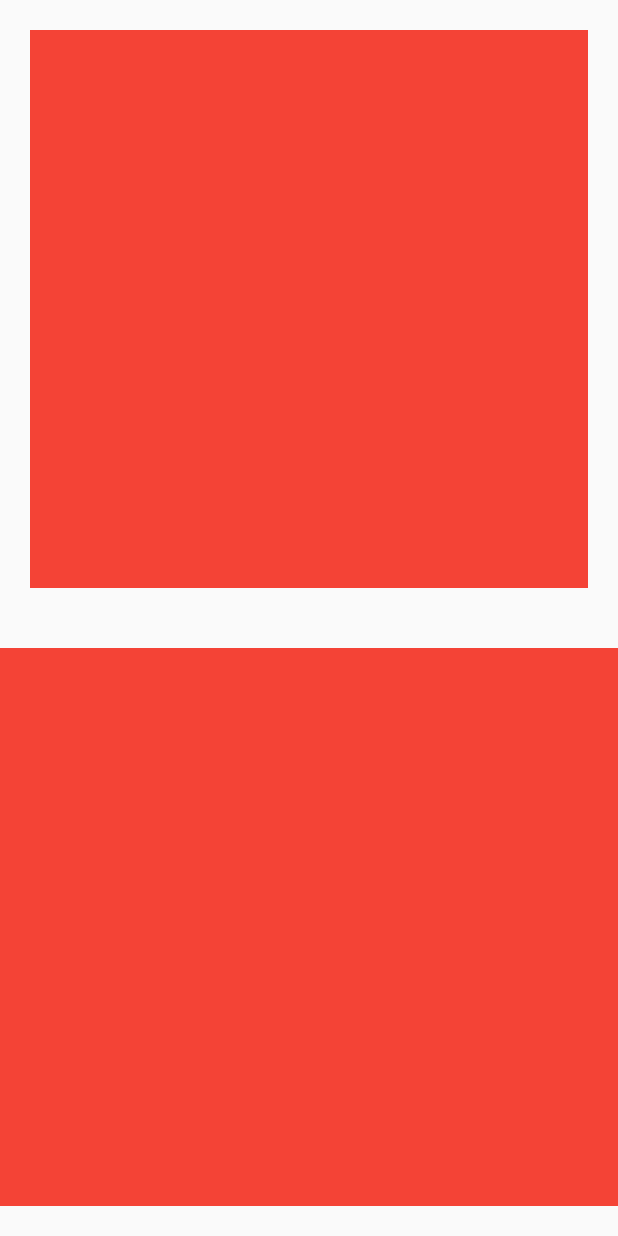
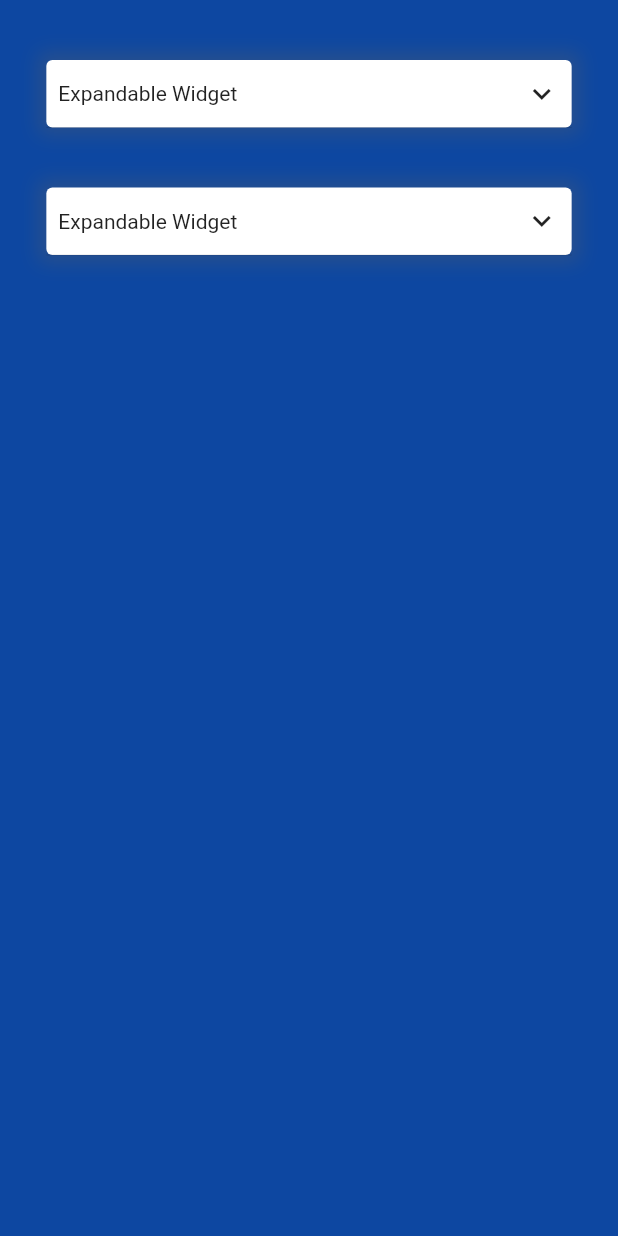
Before and after one commit to edemekong/flutter-tutorial-showcase, a Flutter app: the screen it shows after launch, on a phone screen of 412 x 824 dp. Run offline on Flutter 3.47's test engine with Material 2 defaults, Android fonts, the light colour scheme and no system bars.

Commit message:
finish up implementation

```diff
--- a/lib/main.dart
+++ b/lib/main.dart
@@ -9,7 +9,7 @@ class MyApp extends StatelessWidget {
   @override
   Widget build(BuildContext context) {
     return MaterialApp(
-      title: 'Using Extension; Fast UI & Dart Tips',
+      title: 'Customize Expandable Widget',
       theme: ThemeData(
         primaryColor: Colors.blueAccent,
         visualDensity: VisualDensity.adaptivePlatformDensity,
--- a/lib/pages/home_page/home_page.dart
+++ b/lib/pages/home_page/home_page.dart
@@ -1,21 +1,115 @@
 import 'package:flutter/material.dart';
-import '../../ui/theme.dart';
 
 class HomePage extends StatelessWidget {
   @override
   Widget build(BuildContext context) {
     return Scaffold(
-      body: Column(
+      backgroundColor: Colors.blue[900],
+      body: SafeArea(
+        child: Column(
+          mainAxisAlignment: MainAxisAlignment.start,
+          children: [
+            SizedBox(height: 40),
+            Align(
+              alignment: Alignment.topCenter,
+              child: ExpandableWidget(
+                child: Column(
+                  children: List.generate(
+                      5,
+                      (index) => ListTile(
+                            title: Text('I\'m Index $index'),
+                          )),
+                ),
+              ),
+            ),
+            SizedBox(height: 40),
+            Align(
+              alignment: Alignment.topCenter,
+              child: ExpandableWidget(
+                child: Column(
+                  children: List.generate(
+                      5,
+                      (index) => ListTile(
+                            title: Text('I\'m Index $index'),
+                          )),
+                ),
+              ),
+            ),
+          ],
+        ),
+      ),
+    );
+  }
+}
+
+class ExpandableWidget extends StatefulWidget {
+  final Widget child;
+
+  const ExpandableWidget({Key key, @required this.child}) : super(key: key);
+
+  @override
+  _ExpandableWidgetState createState() => _ExpandableWidgetState();
+}
+
+class _ExpandableWidgetState extends State<ExpandableWidget> {
+  bool _isExpanded = false;
+
+  @override
+  Widget build(BuildContext context) {
+    return Container(
+      width: MediaQuery.of(context).size.width * 0.85,
+      decoration: BoxDecoration(
+        borderRadius: BorderRadius.circular(4),
+        color: Colors.white,
+        boxShadow: [
+          BoxShadow(
+            spreadRadius: 5,
+            blurRadius: 10,
+            color: Colors.grey.shade700.withOpacity(.3),
+          ),
+        ],
+      ),
+      child: Column(
         children: [
-          Expanded(
+          InkWell(
+            onTap: () {
+              setState(() => _isExpanded = !_isExpanded);
+            },
             child: Container(
-              color: Colors.red,
-            ).paddingAll(20),
+              padding: EdgeInsets.all(8),
+              width: MediaQuery.of(context).size.width * 0.85,
+              height: 45,
+              child: Row(
+                crossAxisAlignment: CrossAxisAlignment.center,
+                mainAxisAlignment: MainAxisAlignment.spaceBetween,
+                children: [
+                  Text('Expandable Widget'),
+                  Icon(_isExpanded ? Icons.expand_less : Icons.expand_more),
+                ],
+              ),
+            ),
           ),
-          Expanded(
+          Divider(height: 0),
+          AnimatedSwitcher(
+            duration: Duration(milliseconds: 400),
+            transitionBuilder: (child, animation) => SizeTransition(
+              sizeFactor: animation,
+              child: child,
+            ),
             child: Container(
-              color: Colors.red,
-            ).paddingVertical(20),
+              key: ValueKey(_isExpanded),
+              height: _isExpanded ? null : 0,
+              alignment: Alignment.topCenter,
+              child: Wrap(
+                clipBehavior: Clip.hardEdge,
+                children: [
+                  Container(
+                      child: Builder(
+                    builder: (context) => widget.child,
+                  ))
+                ],
+              ),
+            ),
           ),
         ],
       ),
--- a/lib/ui/theme.dart
+++ /dev/null
@@ -1,12 +0,0 @@
-import 'package:flutter/widgets.dart';
-
-extension Xpadding on Widget {
-  Padding paddingAll(double value) => Padding(
-        padding: EdgeInsets.all(value),
-        child: this,
-      );
-  Padding paddingVertical(double value) => Padding(
-        padding: EdgeInsets.symmetric(vertical: value),
-        child: this,
-      );
-}
```
